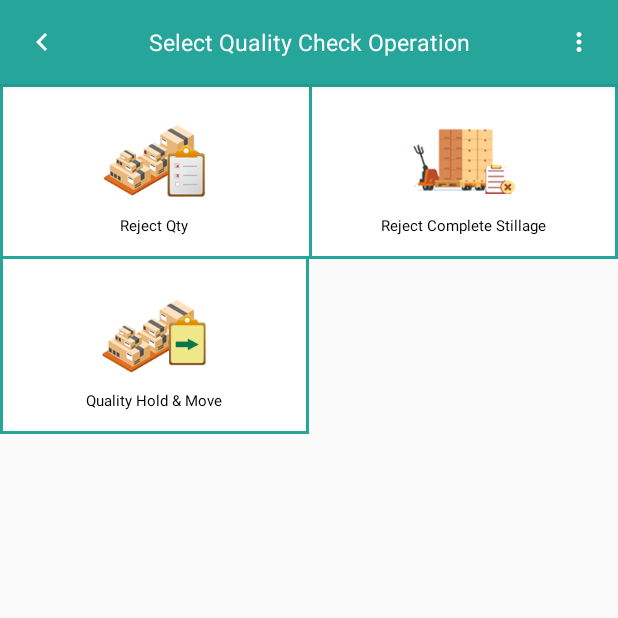
After one commit to aarati-vashisht/NeproFinishedGood, an Android app: the QualityCheckDashboardActivity screen opened directly, with no data from a screen before it, on a phone screen of 412 x 824 dp, the top half of it. The commit adds this screen. Run offline under Robolectric (Android 15) with nearby library versions, the phone set to English and light mode, and no system bars; our stand-ins replace ButterKnife.

Commit message:
Changes in Dashboard Activity, Created QualityCheckDashboardActivity and RejectQuantityActivity with demo Data

```diff
--- a/app/src/main/AndroidManifest.xml
+++ b/app/src/main/AndroidManifest.xml
@@ -9,7 +9,9 @@
         android:roundIcon="@mipmap/ic_launcher_round"
         android:supportsRtl="true"
         android:theme="@style/AppTheme">
-        <activity android:name=".counting.CountingStillageActivity"></activity>
+        <activity android:name=".rejectquantity.RejectQuantityActivity"></activity>
+        <activity android:name=".qualitycheck.QualityCheckDashboardActivity" />
+        <activity android:name=".counting.CountingStillageActivity" />
         <activity android:name=".base.BaseActivity" />
         <activity android:name=".counting.CountingActivity" />
         <activity android:name=".putaway.PutAwayActivity" />
--- a/app/src/main/java/com/neprofinishedgood/dashboard/DashBoardAcivity.java
+++ b/app/src/main/java/com/neprofinishedgood/dashboard/DashBoardAcivity.java
@@ -7,6 +7,7 @@ import com.neprofinishedgood.R;
 import com.neprofinishedgood.base.BaseActivity;
 import com.neprofinishedgood.counting.CountingActivity;
 import com.neprofinishedgood.putaway.PutAwayActivity;
+import com.neprofinishedgood.qualitycheck.QualityCheckDashboardActivity;
 
 import butterknife.ButterKnife;
 import butterknife.OnClick;
@@ -32,4 +33,9 @@ public class DashBoardAcivity extends BaseActivity {
     public void onLinearLayouPutAwayClick() {
         startActivity(new Intent(this, PutAwayActivity.class));
     }
+
+    @OnClick(R.id.linearLayoutQualityCheck)
+    public void onlinearLayoutQualityCheckClick() {
+        startActivity(new Intent(this, QualityCheckDashboardActivity.class));
+    }
 }
--- /dev/null
+++ b/app/src/main/java/com/neprofinishedgood/qualitycheck/QualityCheckDashboardActivity.java
@@ -0,0 +1,39 @@
+package com.neprofinishedgood.qualitycheck;
+
+import androidx.appcompat.app.AppCompatActivity;
+
+import android.content.Intent;
+import android.os.Bundle;
+
+import com.neprofinishedgood.R;
+import com.neprofinishedgood.base.BaseActivity;
+import com.neprofinishedgood.rejectquantity.RejectQuantityActivity;
+
+import butterknife.ButterKnife;
+import butterknife.OnClick;
+
+public class QualityCheckDashboardActivity extends BaseActivity {
+
+    @Override
+    protected void onCreate(Bundle savedInstanceState) {
+        super.onCreate(savedInstanceState);
+        setContentView(R.layout.activity_quality_check_dashboard);
+        ButterKnife.bind(this);
+        setTitle(getString(R.string.select_quality_check_operation));
+    }
+
+    @OnClick(R.id.linearLayoutRejectQuantity)
+    public void onLinearLayoutRejectQuantityClick() {
+        startActivity(new Intent(QualityCheckDashboardActivity.this, RejectQuantityActivity.class));
+    }
+
+    @OnClick(R.id.linearLayoutRejectCompleteStillage)
+    public void onLinearLayoutRejectCompleteStillageClick() {
+
+    }
+
+    @OnClick(R.id.linearLayoutQualityHoldAndMove)
+    public void onLinearLayoutQualityHoldAndMoveClick() {
+
+    }
+}
--- a/app/src/main/res/layout/activity_dash_board_acivity.xml
+++ b/app/src/main/res/layout/activity_dash_board_acivity.xml
@@ -79,6 +79,7 @@
                 android:orientation="horizontal">
 
                 <LinearLayout
+                    android:id="@+id/linearLayoutQualityCheck"
                     android:layout_width="0dp"
                     android:layout_height="wrap_content"
                     android:layout_weight="1"
--- /dev/null
+++ b/app/src/main/res/layout/activity_quality_check_dashboard.xml
@@ -0,0 +1,131 @@
+<?xml version="1.0" encoding="utf-8"?>
+<RelativeLayout xmlns:android="http://schemas.android.com/apk/res/android"
+    xmlns:tools="http://schemas.android.com/tools"
+    android:layout_width="match_parent"
+    android:layout_height="match_parent"
+    tools:context=".qualitycheck.QualityCheckDashboardActivity">
+
+    <ScrollView
+        android:layout_width="match_parent"
+        android:layout_height="match_parent">
+
+        <LinearLayout
+            android:layout_width="match_parent"
+            android:layout_height="match_parent"
+            android:orientation="vertical">
+
+            <LinearLayout
+                android:layout_width="match_parent"
+                android:layout_height="match_parent"
+                android:orientation="horizontal">
+
+                <LinearLayout
+                    android:id="@+id/linearLayoutRejectQuantity"
+                    android:layout_width="0dp"
+                    android:layout_height="wrap_content"
+                    android:layout_weight="1"
+                    android:background="@drawable/left_side_drawable"
+                    android:gravity="center"
+                    android:orientation="vertical"
+                    android:paddingStart="10dp"
+                    android:paddingTop="15dp"
+                    android:paddingEnd="10dp"
+                    android:paddingBottom="15dp">
+
+                    <ImageView
+                        android:layout_width="wrap_content"
+                        android:layout_height="wrap_content"
+                        android:background="@mipmap/reject_quantity" />
+
+                    <TextView
+                        android:layout_width="wrap_content"
+                        android:layout_height="wrap_content"
+                        android:text="@string/reject_quantity"
+                        android:textColor="@color/black"
+                        android:textSize="10sp" />
+                </LinearLayout>
+
+                <LinearLayout
+                    android:id="@+id/linearLayoutRejectCompleteStillage"
+                    android:layout_width="0dp"
+                    android:layout_height="wrap_content"
+                    android:layout_weight="1"
+                    android:background="@drawable/right_side_drawable"
+                    android:gravity="center"
+                    android:orientation="vertical"
+                    android:paddingStart="10dp"
+                    android:paddingTop="15dp"
+                    android:paddingEnd="10dp"
+                    android:paddingBottom="15dp">
+
+                    <ImageView
+                        android:layout_width="wrap_content"
+                        android:layout_height="wrap_content"
+                        android:background="@mipmap/reject_complete_stillage" />
+
+                    <TextView
+                        android:layout_width="wrap_content"
+                        android:layout_height="wrap_content"
+                        android:text="@string/reject_complete_stillage"
+                        android:textColor="@color/black"
+
+                        android:textSize="10dp" />
+                </LinearLayout>
+
+            </LinearLayout>
+
+            <LinearLayout
+                android:layout_width="match_parent"
+                android:layout_height="match_parent"
+                android:orientation="horizontal">
+
+                <LinearLayout
+                    android:id="@+id/linearLayoutQualityHoldAndMove"
+                    android:layout_width="0dp"
+                    android:layout_height="wrap_content"
+                    android:layout_weight="1"
+                    android:background="@drawable/top_right_side_drawable"
+                    android:gravity="center"
+                    android:orientation="vertical"
+                    android:paddingStart="10dp"
+                    android:paddingTop="15dp"
+                    android:paddingEnd="10dp"
+                    android:paddingBottom="15dp">
+
+                    <ImageView
+                        android:layout_width="wrap_content"
+                        android:layout_height="wrap_content"
+                        android:background="@mipmap/quality_hold_move" />
+
+                    <TextView
+                        android:layout_width="wrap_content"
+                        android:layout_height="wrap_content"
+                        android:text="@string/quality_hold_and_move"
+                        android:textColor="@color/black"
+                        android:textSize="10dp" />
+
+                </LinearLayout>
+
+                <LinearLayout
+                    android:layout_width="0dp"
+                    android:layout_height="wrap_content"
+                    android:layout_weight="1"
+                    android:background="@drawable/top_right_side_drawable"
+                    android:gravity="center"
+                    android:orientation="vertical"
+                    android:paddingStart="10dp"
+                    android:paddingTop="15dp"
+                    android:paddingEnd="10dp"
+                    android:paddingBottom="15dp"
+                    android:visibility="invisible">
+
+
+                </LinearLayout>
+
+            </LinearLayout>
+
+        </LinearLayout>
+
+    </ScrollView>
+
+</RelativeLayout>
--- a/app/src/main/res/values/strings.xml
+++ b/app/src/main/res/values/strings.xml
@@ -33,4 +33,10 @@
     <string name="please_scan_stillage">Please Scan Stillage</string>
     <string name="data_saved_successfully">Data Saved Successfully</string>
     <string name="select_reason">Select Reason!</string>
+    <string name="reject_quantity">Reject Qty</string>
+    <string name="reject_complete_stillage">Reject Complete Stillage</string>
+    <string name="quality_hold_and_move"><![CDATA[Quality Hold & Move]]></string>
+    <string name="select_quality_check_operation">Select Quality Check Operation</string>
+    <string name="button_reject">Reject</string>
+    <string name="enter_reject_quantity">Enter Reject Quantity</string>
 </resources>
```
Also changed, not shown: app/src/main/java/com/neprofinishedgood/rejectquantity/RejectQuantityActivity.java (added, +168 -0 lines), app/src/main/res/layout/activity_reject_quantity.xml (added, +180 -0 lines).
